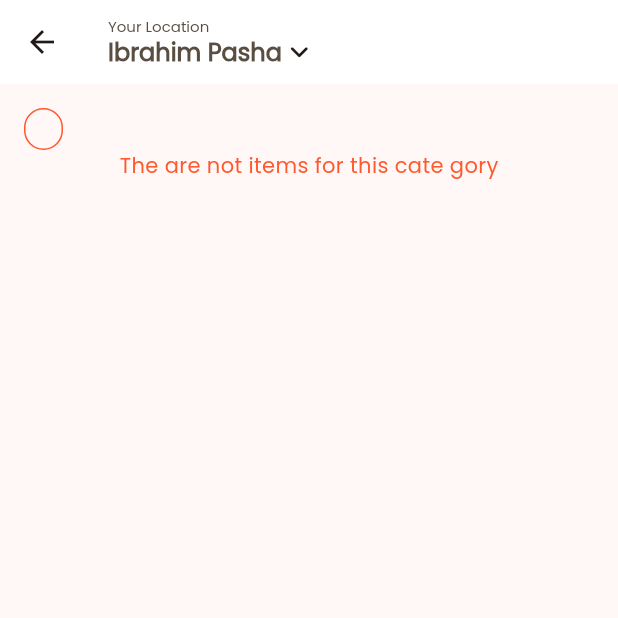
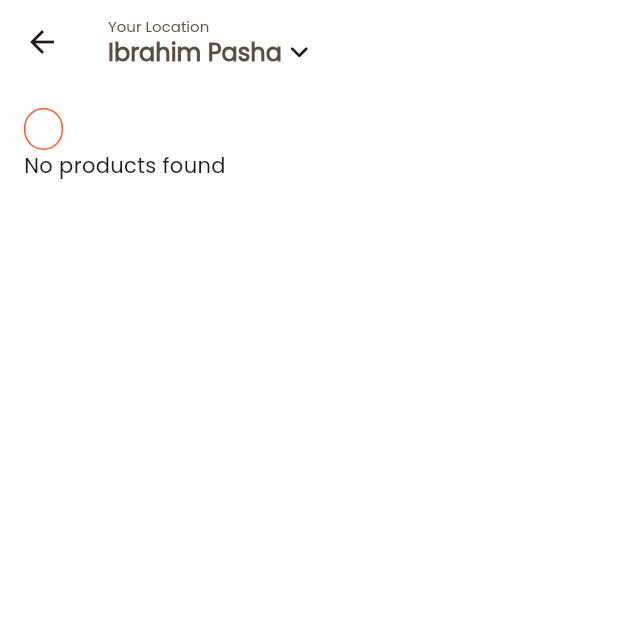
Before and after one commit to tahabarznji/bnchinamartt, a Flutter app: the ProductsScreen screen opened directly with empty values, on a phone screen of 412 x 824 dp, the top half of it. Run offline on Flutter 3.47's test engine with Material 3 defaults, Android fonts, the phone set to English and light mode, and no system bars; our stand-ins replace cloud_firestore, file_picker, firebase_auth, firebase_core, firebase_storage, flutter_svg and 2 more; missing offline and left inert: shortid; accounts and stored records are empty.

Commit message:
show backend products in for each category

```diff
--- a/lib/views/products.dart
+++ b/lib/views/products.dart
@@ -1,8 +1,72 @@
+// import 'package:bnchinamartt/core/utils/colors.dart';
+// import 'package:bnchinamartt/core/utils/data.dart';
+// import 'package:bnchinamartt/widgets/products/prouduct_card.dart';
+// import 'package:bnchinamartt/widgets/category/category_box.dart';
+// import 'package:bnchinamartt/core/widgets/my_app_bard.dart';
+// import 'package:flutter/material.dart';
+
+// class ProductsScreen extends StatefulWidget {
+//   const ProductsScreen({super.key, required this.category});
+
+//   final String category;
+
+//   @override
+//   State<ProductsScreen> createState() => _ProductsScreenState();
+// }
+
+// class _ProductsScreenState extends State<ProductsScreen> {
+//   List<Map<String, dynamic>> flitterdProduct = [];
+//   @override
+//   void initState() {
+//     flitterdProduct = products.where((product) {
+//       return product['category'] == widget.category;
+//     }).toList();
+//     super.initState();
+//   }
+
+//   @override
+//   Widget build(BuildContext context) {
+//     return Scaffold(
+//       appBar: customAppBar(),
+//       body: Padding(
+//         padding: const EdgeInsets.all(16),
+//         child: Column(
+//           crossAxisAlignment: CrossAxisAlignment.start,
+//           children: [
+//             CategoryBox(category: widget.category),
+//             flitterdProduct.isNotEmpty
+//                 ? Expanded(
+//                     child: GridView.builder(
+//                       itemCount: flitterdProduct.length,
+//                       itemBuilder: (context, index) =>
+//                           ProductCard(listViewProduct: flitterdProduct[index]),
+//                       gridDelegate:
+//                           const SliverGridDelegateWithFixedCrossAxisCount(
+//                               crossAxisCount: 2,
+//                               childAspectRatio: 1 / 2,
+//                               mainAxisSpacing: 5,
+//                               crossAxisSpacing: 5),
+//                     ),
+//                   )
+//                 : Center(
+//                     child: Text(
+//                       'The are not items for this cate gory',
+//                       style: TextStyle(color: primaryColor),
+//                     ),
+//                   ),
+//           ],
+//         ),
+//       ),
+//     );
+//   }
+// }
 import 'package:bnchinamartt/core/utils/colors.dart';
 import 'package:bnchinamartt/core/utils/data.dart';
+import 'package:bnchinamartt/models/product_data_model.dart';
 import 'package:bnchinamartt/widgets/products/prouduct_card.dart';
 import 'package:bnchinamartt/widgets/category/category_box.dart';
 import 'package:bnchinamartt/core/widgets/my_app_bard.dart';
+import 'package:cloud_firestore/cloud_firestore.dart';
 import 'package:flutter/material.dart';
 
 class ProductsScreen extends StatefulWidget {
@@ -27,6 +91,7 @@ class _ProductsScreenState extends State<ProductsScreen> {
   @override
   Widget build(BuildContext context) {
     return Scaffold(
+      backgroundColor: whiteColor,
       appBar: customAppBar(),
       body: Padding(
         padding: const EdgeInsets.all(16),
@@ -34,26 +99,65 @@ class _ProductsScreenState extends State<ProductsScreen> {
           crossAxisAlignment: CrossAxisAlignment.start,
           children: [
             CategoryBox(category: widget.category),
-            flitterdProduct.isNotEmpty
-                ? Expanded(
+            StreamBuilder(
+              stream:
+                  FirebaseFirestore.instance.collection('products').snapshots(),
+              builder: (context, snapshot) {
+                if (snapshot.connectionState == ConnectionState.waiting) {
+                  return const Center(
+                    child: CircularProgressIndicator(),
+                  );
+                }
+                if (snapshot.hasError) {
+                  return const Text('Something went wrong');
+                }
+
+                if (snapshot.hasData && snapshot.data!.docs.isEmpty) {
+                  return const Text('No products found');
+                }
+                final products = snapshot.data!.docs.where((element) {
+                  return element['category'] == widget.category;
+                }).toList();
+                return Expanded(
                   child: GridView.builder(
-                      itemCount: flitterdProduct.length,
-                      itemBuilder: (context, index) =>
-                          ProductCard(listViewProduct: flitterdProduct[index]),
+                    itemCount: products.length,
+                    itemBuilder: (context, index) {
+                      final product =
+                          ProductDataModel.fromFirestore(products[index]);
+                      return ProductCard(
+                        productDataModel: product,
+                      );
+                    },
                     gridDelegate:
                         const SliverGridDelegateWithFixedCrossAxisCount(
                             crossAxisCount: 2,
-                              childAspectRatio: 1 / 2,
+                            childAspectRatio: 1 / 1.5,
                             mainAxisSpacing: 5,
                             crossAxisSpacing: 5),
                   ),
+                );
+              },
             )
-                : Center(
-                    child: Text(
-                      'The are not items for this cate gory',
-                      style: TextStyle(color: primaryColor),
-                    ),
-                  ),
+            // flitterdProduct.isNotEmpty
+            //     ? Expanded(
+            //         child: GridView.builder(
+            //           itemCount: flitterdProduct.length,
+            //           itemBuilder: (context, index) =>
+            //               ProductCard(listViewProduct: flitterdProduct[index]),
+            //           gridDelegate:
+            //               const SliverGridDelegateWithFixedCrossAxisCount(
+            //                   crossAxisCount: 2,
+            //                   childAspectRatio: 1 / 2,
+            //                   mainAxisSpacing: 5,
+            //                   crossAxisSpacing: 5),
+            //         ),
+            //       )
+            //     : Center(
+            //         child: Text(
+            //           'The are not items for this cate gory',
+            //           style: TextStyle(color: primaryColor),
+            //         ),
+            //       ),
           ],
         ),
       ),
```
Also changed, not shown: lib/widgets/products/prouduct_card.dart (+23 -8 lines). Lines whose indentation alone changed are shown as unchanged.
